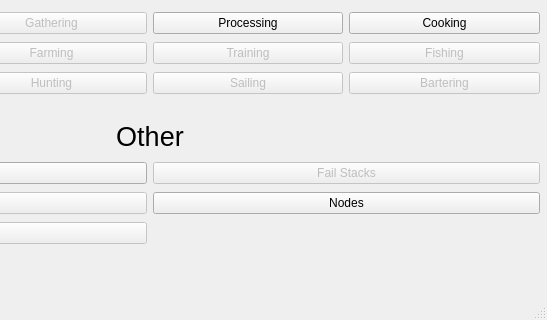
The window that BDO_app/pyqt5_ui/mainWindow.ui (HubertKwiatkowski/BDO_app) describes before a commit, drawn with Qt 5; both pictures show x 251 to 798 and y 280 to 600 of the 798 by 600 pixel window.
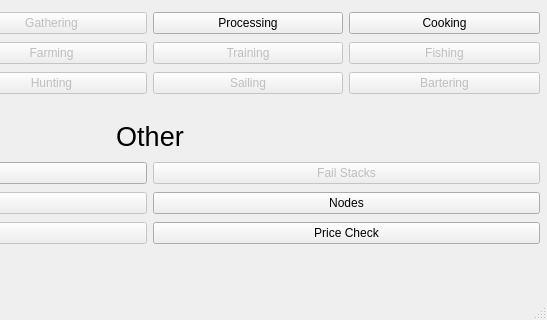
The same window after the commit.

Commit message: Added price check option

```diff
--- a/BDO_app/pyqt5_ui/mainWindow.ui
+++ b/BDO_app/pyqt5_ui/mainWindow.ui
@@ -121,6 +121,19 @@
        </property>
       </widget>
      </item>
+     <item row="2" column="1">
+      <widget class="QPushButton" name="priceCheckButton">
+       <property name="enabled">
+        <bool>true</bool>
+       </property>
+       <property name="text">
+        <string>Price Check</string>
+       </property>
+       <property name="flat">
+        <bool>false</bool>
+       </property>
+      </widget>
+     </item>
     </layout>
    </widget>
    <widget class="QLabel" name="otherLabel">
```
The commit also changes 5 other files.
